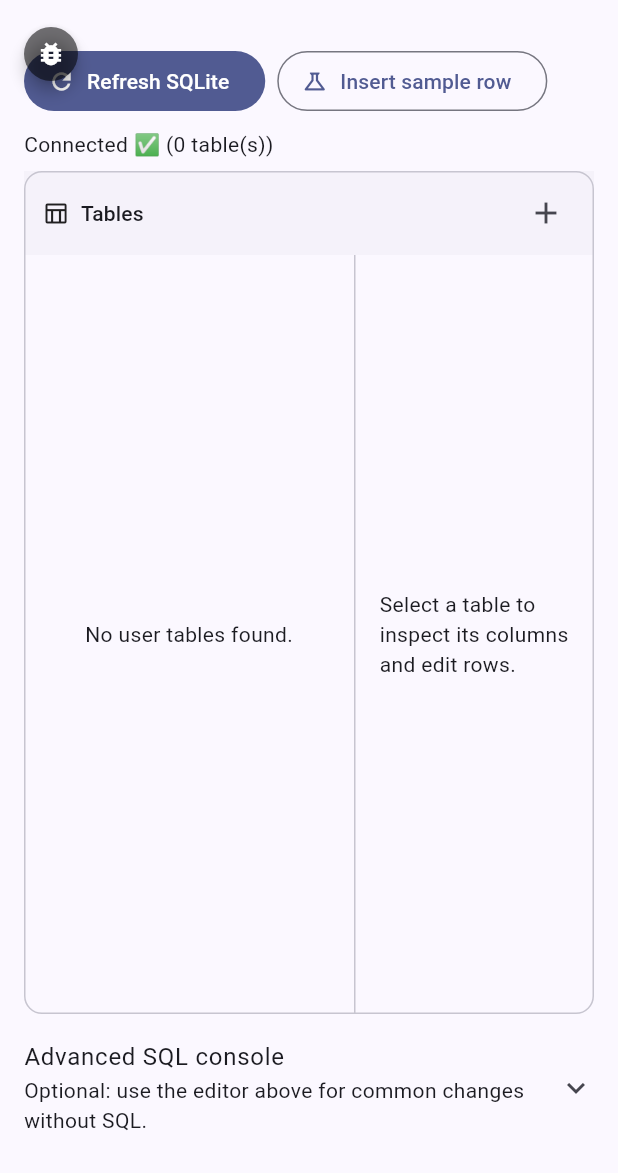
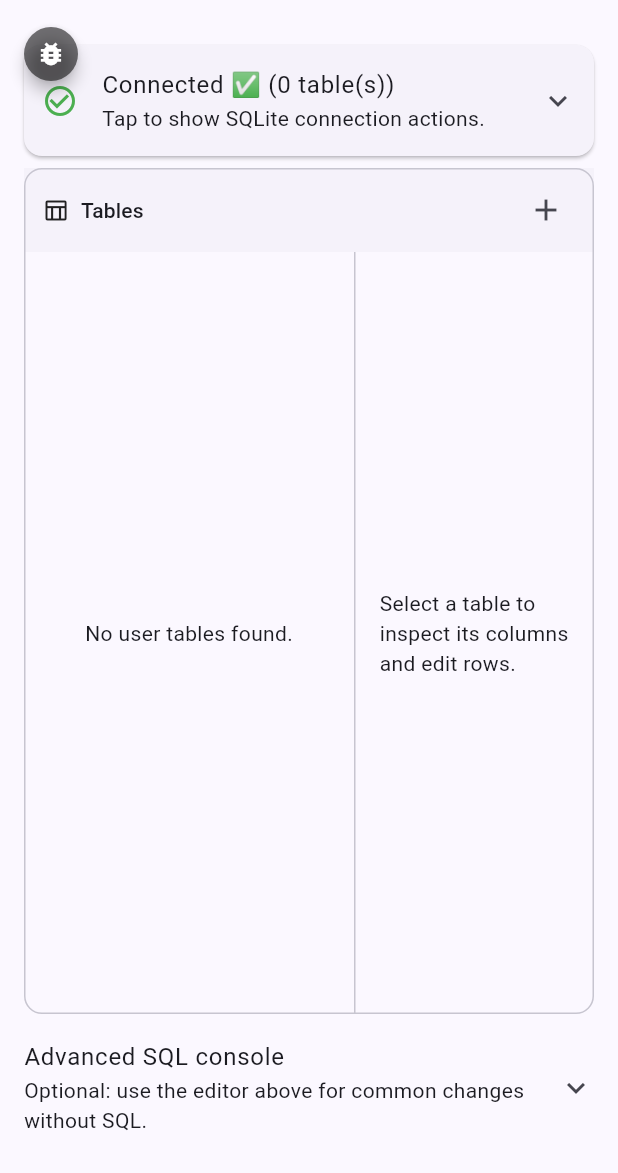
Before and after one commit to ivofernandes/flutter_debugging_tools, a Flutter app: the DatabaseScreen screen opened by its route, on a phone screen of 412 x 824 dp, the part 63-1236 px from its top. Run offline on Flutter 3.47's test engine with Material 3 defaults, Android fonts, the phone set to English and light mode, and no system bars; our stand-ins replace shared_preferences, sqflite, sqflite_common_ffi; accounts and stored records are empty; statements that could not run were skipped.

Commit message:
Add expandable SQLite connection actions

```diff
--- a/lib/src/panels/sqlite_browser/sqlite_browser_widgets.dart
+++ b/lib/src/panels/sqlite_browser/sqlite_browser_widgets.dart
@@ -1,21 +1,56 @@
 part of '../sqlite_browser_panel.dart';
 
-class _DatabaseToolbar extends StatelessWidget {
-  const _DatabaseToolbar({
+class _ConnectionActionsTile extends StatelessWidget {
+  const _ConnectionActionsTile({
+    required this.status,
     required this.loading,
     required this.hasDatabase,
+    required this.expanded,
+    required this.onExpansionChanged,
     required this.onRefresh,
     this.onInsertSampleRow,
+    this.onOpenDatabase,
+    this.onCloseDatabase,
+    this.onSwitchDatabaseFile,
   });
 
+  final String status;
   final bool loading;
   final bool hasDatabase;
+  final bool expanded;
+  final ValueChanged<bool> onExpansionChanged;
   final VoidCallback onRefresh;
   final Future<void> Function()? onInsertSampleRow;
+  final Future<void> Function()? onOpenDatabase;
+  final Future<void> Function()? onCloseDatabase;
+  final Future<void> Function()? onSwitchDatabaseFile;
 
   @override
   Widget build(BuildContext context) {
-    return Wrap(
+    final hasLifecycleActions = onOpenDatabase != null ||
+        onCloseDatabase != null ||
+        onSwitchDatabaseFile != null ||
+        onInsertSampleRow != null;
+
+    return Card(
+      margin: EdgeInsets.zero,
+      child: ExpansionTile(
+        initiallyExpanded: expanded,
+        onExpansionChanged: onExpansionChanged,
+        tilePadding: const EdgeInsets.symmetric(horizontal: 12),
+        childrenPadding: const EdgeInsets.fromLTRB(12, 0, 12, 12),
+        leading: Icon(
+          hasDatabase ? Icons.check_circle_outline : Icons.link_off,
+          color: hasDatabase ? Colors.green : null,
+        ),
+        title: Text(status),
+        subtitle: hasLifecycleActions
+            ? const Text('Tap to show SQLite connection actions.')
+            : null,
+        children: [
+          Align(
+            alignment: Alignment.centerLeft,
+            child: Wrap(
               spacing: 8,
               runSpacing: 8,
               crossAxisAlignment: WrapCrossAlignment.center,
@@ -27,11 +62,34 @@
                 ),
                 if (onInsertSampleRow != null)
                   OutlinedButton.icon(
-            onPressed: loading || !hasDatabase ? null : onInsertSampleRow,
+                    onPressed:
+                        loading || !hasDatabase ? null : onInsertSampleRow,
                     icon: const Icon(Icons.science_outlined),
                     label: const Text('Insert sample row'),
                   ),
+                if (onOpenDatabase != null)
+                  OutlinedButton.icon(
+                    onPressed: loading || hasDatabase ? null : onOpenDatabase,
+                    icon: const Icon(Icons.power_settings_new),
+                    label: const Text('Open database'),
+                  ),
+                if (onCloseDatabase != null)
+                  OutlinedButton.icon(
+                    onPressed: loading || !hasDatabase ? null : onCloseDatabase,
+                    icon: const Icon(Icons.close),
+                    label: const Text('Close database'),
+                  ),
+                if (onSwitchDatabaseFile != null)
+                  OutlinedButton.icon(
+                    onPressed: loading ? null : onSwitchDatabaseFile,
+                    icon: const Icon(Icons.swap_horiz),
+                    label: const Text('Switch DB file'),
+                  ),
               ],
+            ),
+          ),
+        ],
+      ),
     );
   }
 }
--- a/lib/src/panels/sqlite_browser_panel.dart
+++ b/lib/src/panels/sqlite_browser_panel.dart
@@ -40,6 +40,9 @@
     this.rowLimit = 50,
     this.title = 'Tables',
     this.onInsertSampleRow,
+    this.onOpenDatabase,
+    this.onCloseDatabase,
+    this.onSwitchDatabaseFile,
     super.key,
   });
 
@@ -57,6 +60,16 @@
 
   /// Optional app-provided action for seeding a row while debugging.
   final Future<void> Function()? onInsertSampleRow;
+
+  /// Optional app-provided action for opening or reopening the database.
+  final Future<void> Function()? onOpenDatabase;
+
+  /// Optional app-provided action for closing the active database connection.
+  final Future<void> Function()? onCloseDatabase;
+
+  /// Optional app-provided action for pointing the app at a different database
+  /// file, useful for stress-testing connection lifecycle edge cases.
+  final Future<void> Function()? onSwitchDatabaseFile;
 
   @override
   State<SQLiteBrowserPanel> createState() => _SQLiteBrowserPanelState();
@@ -78,6 +91,7 @@
   String queryOutput = 'Run a SQLite query to see output.';
   bool loading = false;
   bool showSql = false;
+  bool showConnectionActions = false;
 
   @override
   void initState() {
@@ -112,9 +126,13 @@
       crossAxisAlignment: CrossAxisAlignment.start,
       mainAxisSize: widget.compact ? MainAxisSize.min : MainAxisSize.max,
       children: [
-        _DatabaseToolbar(
+        _ConnectionActionsTile(
+          status: status,
           loading: loading,
           hasDatabase: widget.database != null,
+          expanded: showConnectionActions,
+          onExpansionChanged: (value) =>
+              updatePanel(() => showConnectionActions = value),
           onRefresh: () => _refreshBrowser(this),
           onInsertSampleRow: widget.onInsertSampleRow == null
               ? null
@@ -122,9 +140,34 @@
                   await widget.onInsertSampleRow!();
                   await _refreshBrowser(this);
                 },
+          onOpenDatabase: widget.onOpenDatabase == null
+              ? null
+              : () async {
+                  await widget.onOpenDatabase!();
+                  if (!mounted) return;
+                  WidgetsBinding.instance.addPostFrameCallback(
+                    (_) => _refreshBrowser(this),
+                  );
+                },
+          onCloseDatabase: widget.onCloseDatabase == null
+              ? null
+              : () async {
+                  await widget.onCloseDatabase!();
+                  if (!mounted) return;
+                  WidgetsBinding.instance.addPostFrameCallback(
+                    (_) => _refreshBrowser(this),
+                  );
+                },
+          onSwitchDatabaseFile: widget.onSwitchDatabaseFile == null
+              ? null
+              : () async {
+                  await widget.onSwitchDatabaseFile!();
+                  if (!mounted) return;
+                  WidgetsBinding.instance.addPostFrameCallback(
+                    (_) => _refreshBrowser(this),
+                  );
+                },
         ),
-        const SizedBox(height: 8),
-        Text(status),
         const SizedBox(height: 8),
         if (widget.compact)
           _buildBrowser(this)
```
Also changed, not shown: example/lib/main.dart (+32 -1 lines). Lines whose indentation alone changed are shown as unchanged.
